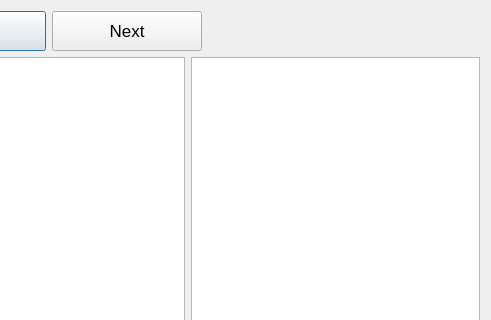
Before: the Qt Designer form Translate/trainingform.ui in gagikpog/TestAndTranslate, drawn with Qt 5; both pictures show x 115 to 606 and y 0 to 320 of the 606 by 616 pixel window.
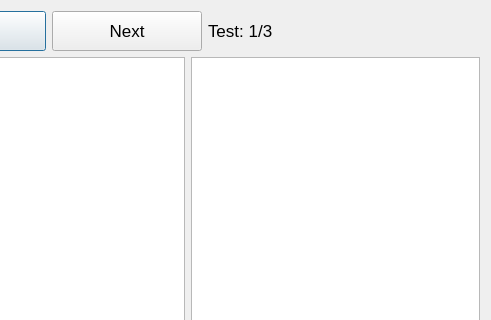
After: the same form once the commit is applied.

The edit to the form file:
```diff
--- a/Translate/trainingform.ui
+++ b/Translate/trainingform.ui
@@ -50,6 +50,13 @@
        </property>
       </widget>
      </item>
+     <item>
+      <widget class="QLabel" name="lblLevel">
+       <property name="text">
+        <string>Test: 1/3</string>
+       </property>
+      </widget>
+     </item>
      <item>
       <spacer name="horizontalSpacer">
        <property name="orientation">
```
